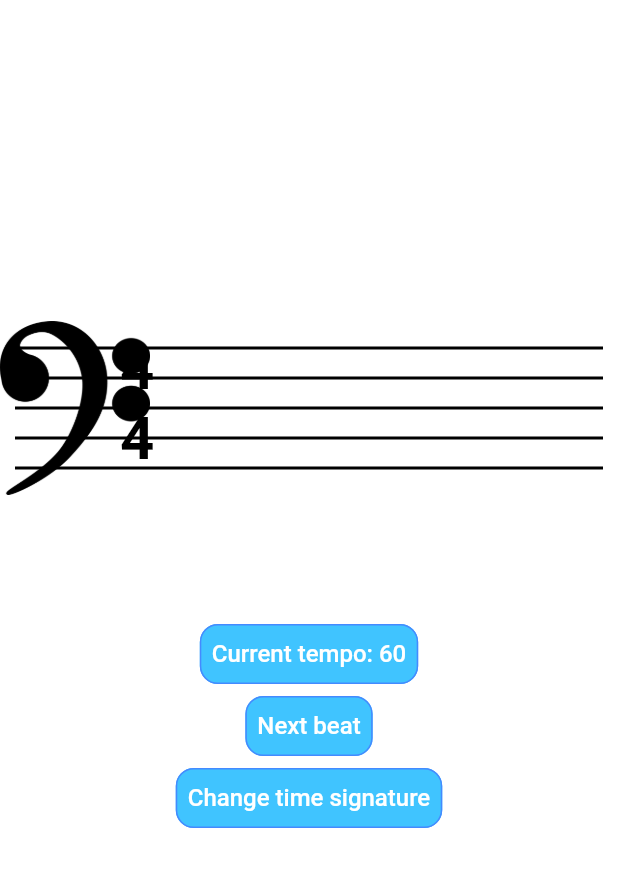
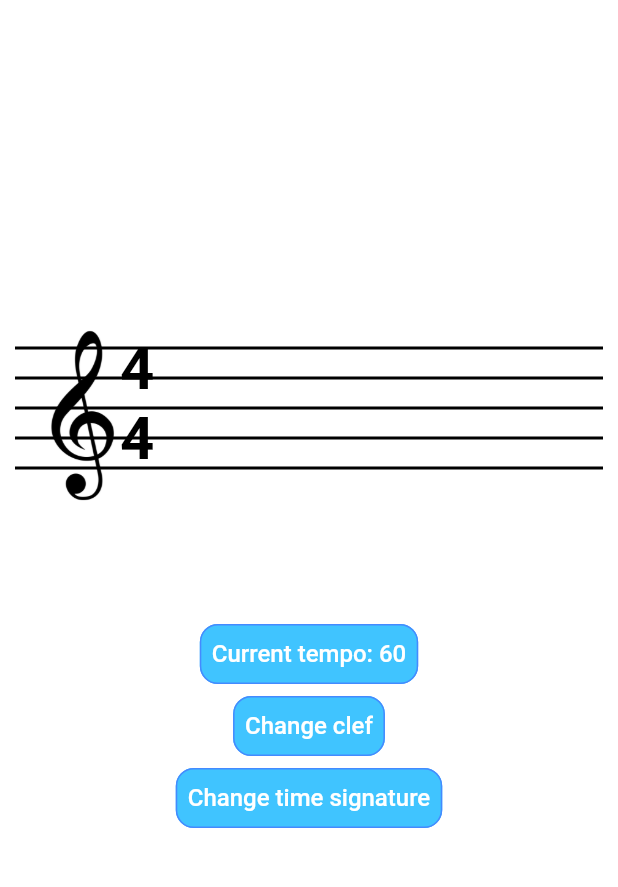
Before and after one commit to Ragnaric/MusicMate, a Flutter app: the screen it shows after launch, after a tap on an icon or button, on a phone screen of 412 x 824 dp, the part 84-971 px from its top. Run offline on Flutter 3.47's test engine with Material 3 defaults, Android fonts, the phone set to English and light mode, and no system bars; our stand-ins replace bloc, equatable, flutter_bloc.

Commit message:
Replace custom painter in clef widget with an image widget

```diff
--- a/lib/metronome/bloc/metronome_bloc.dart
+++ b/lib/metronome/bloc/metronome_bloc.dart
@@ -12,6 +12,7 @@ class MetronomeBloc extends Bloc<MetronomeEvent, MetronomeState> {
   MetronomeBloc() : super(const MetronomeInitial()) {
     on<TempoChanged>(_changeTempo);
     on<TimeSignatureChanged>(_changeTimeSignature);
+    on<ClefChanged>(_changeClef);
   }
 
   void _changeTempo(TempoChanged event, Emitter<MetronomeState> emit) {
@@ -21,4 +22,8 @@ class MetronomeBloc extends Bloc<MetronomeEvent, MetronomeState> {
   void _changeTimeSignature(TimeSignatureChanged event, Emitter<MetronomeState> emit) {
     emit(state.copyWith(timeSignature: event.timeSignature));
   }
+
+  void _changeClef(ClefChanged event, Emitter<MetronomeState> emit) {
+    emit(state.copyWith(clef: event.clef));
+  }
 }
--- a/lib/metronome/bloc/metronome_event.dart
+++ b/lib/metronome/bloc/metronome_event.dart
@@ -27,3 +27,9 @@ final class TimeSignatureChanged extends MetronomeEvent {
 
   const TimeSignatureChanged({required this.timeSignature});
 }
+
+final class ClefChanged extends MetronomeEvent {
+  final String clef;
+
+  const ClefChanged({required this.clef});
+}
--- a/lib/metronome/view/clef.dart
+++ b/lib/metronome/view/clef.dart
@@ -4,57 +4,18 @@ import 'package:flutter/services.dart';
 import 'package:music_mate/utils/constants/constants.dart';
 
 class ClefWidget extends StatelessWidget {
-  final Size canvasSize;
+  final String clef;
   const ClefWidget({
     super.key,
-    required this.canvasSize,
+    required this.clef,
   });
 
-  Future<ui.Image> loadImage(String assetPath) async {
-    final ByteData data = await rootBundle.load(assetPath);
-    final ui.Codec codec = await ui.instantiateImageCodec(data.buffer.asUint8List());
-    final ui.FrameInfo frame = await codec.getNextFrame();
-    return frame.image;
-  }
-
   @override
-  Widget build(BuildContext context) {
-    return FutureBuilder(
-      future: loadImage(CImages.bassClef),
-      builder: (context, snapshot) {
-        if (snapshot.connectionState == ConnectionState.waiting) {
-          return const Center(child: CircularProgressIndicator());
-        } else if (snapshot.hasError) {
-          return const Center(child: Text('Failed to load images'));
-        } else {
-          return CustomPaint(
-            size: canvasSize,
-            painter: ClefPainter(image: snapshot.data!),
-          );
-        }
-      },
+  Widget build(BuildContext context){
+    return Image.asset(
+      clef == 'treble' ? CImages.trebleClef : CImages.bassClef,
+      height: clef == 'treble' ? 130 : 100,
+      width: clef == 'treble' ? 90 : 60,
     );
   }
 }
-
-class ClefPainter extends CustomPainter {
-  final ui.Image image;
-
-  ClefPainter({
-    required this.image
-  });
-
-  @override
-  void paint(Canvas canvas, Size size) {
-    paintImage(
-      canvas: canvas,
-      rect: const Rect.fromLTWH(-10, -15, 100, 150),
-      image: image,
-    );
-  }
-
-  @override
-  bool shouldRepaint(covariant CustomPainter oldDelegate) {
-    return false;
-  }
-}
--- a/lib/metronome/view/metronome.dart
+++ b/lib/metronome/view/metronome.dart
@@ -33,7 +33,7 @@ class MetronomePage extends StatelessWidget {
                     timeSignature: state.timeSignature,
                   ),
                   ClefWidget(
-                    canvasSize: canvas,
+                    clef: state.clef,
                   ),
                 ],
               ),
@@ -45,7 +45,11 @@ class MetronomePage extends StatelessWidget {
                   child: Text('Current tempo: ${state.tempo}')
               ),
               ElevatedButton(
-                  onPressed: () {}, child: Text('Next beat')
+                  onPressed: () {
+                    final clef = state.clef == 'treble' ? 'bass' : 'treble';
+                    bloc.add(ClefChanged(clef: clef));
+                  },
+                  child: Text('Change clef'),
               ),
               ElevatedButton(
                   onPressed: () {
--- a/lib/metronome/view/time_signature.dart
+++ b/lib/metronome/view/time_signature.dart
@@ -31,14 +31,14 @@ class SignaturePainter extends CustomPainter {
         style: TextStyle(
           color: Colors.black,
           fontSize: 40,
-          fontFamily: 'Bravura',
+          fontFamily: 'Times New Roman',
           fontWeight: FontWeight.bold
         )
       ),
       textDirection: TextDirection.ltr
     );
     timeSignatureText.layout();
-    timeSignatureText.paint(canvas, Offset(70, 10));
+    timeSignatureText.paint(canvas, const Offset(70, 10));
   }
 
   @override
```
